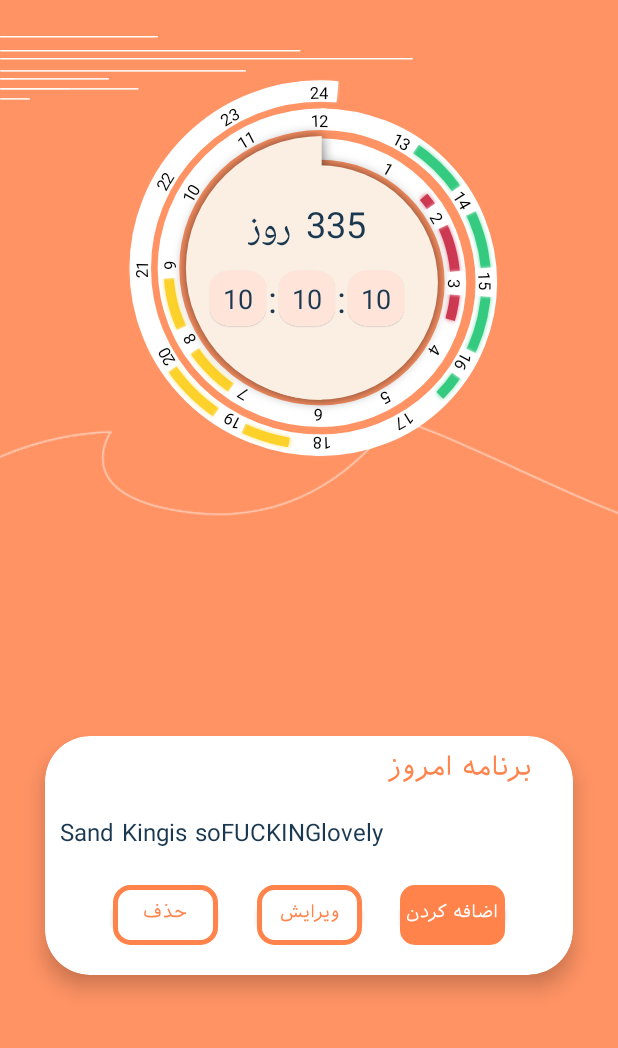
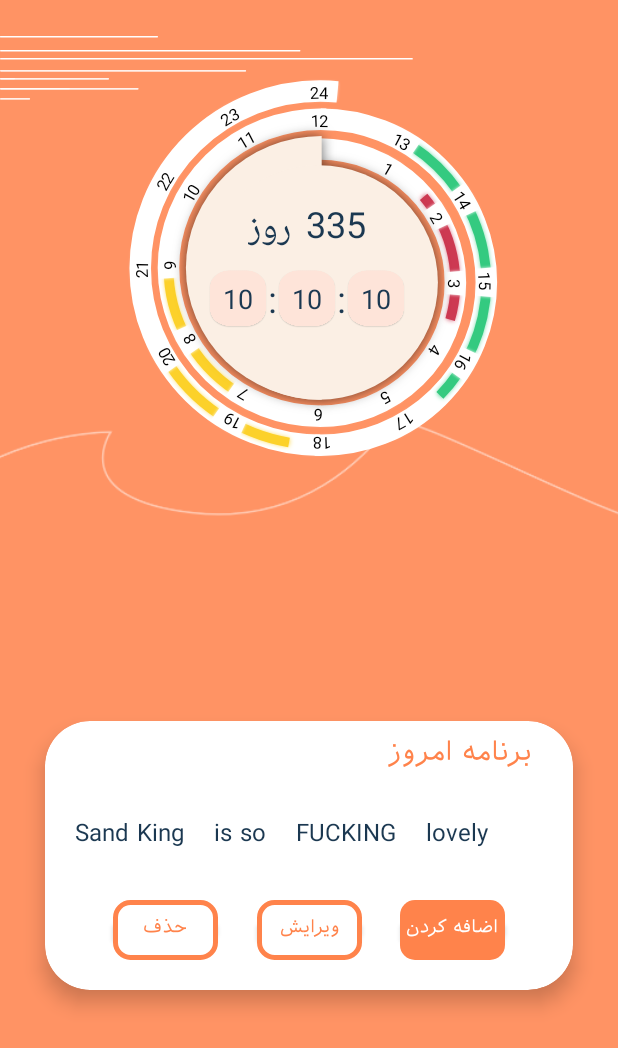
Before and after one commit to TarashGroup/TarashPlaningApp, an Android app: the screen it shows after launch (MainActivity), on a phone screen of 412 x 824 dp. Shown: the top 1048 px of the screen. Run offline under Robolectric (Android 15) with nearby library versions, the phone set to English and light mode, and no system bars; libraries missing offline, so code that uses them is left out: at.grabner.circleprogress, com.hanks.htextview; plain views replace EvaporateTextView; 29 statements that could not run were skipped.

Commit message:
add plan activity (not complete)

```diff
--- a/app/src/main/java/com/example/myclock/MainActivity.java
+++ b/app/src/main/java/com/example/myclock/MainActivity.java
@@ -5,8 +5,9 @@ import android.content.Intent;
 import android.graphics.Typeface;
 import android.os.Bundle;
 import android.os.Handler;
+import android.util.DisplayMetrics;
 import android.view.View;
-import android.view.WindowManager;
+import android.view.ViewGroup;
 import android.widget.Button;
 import android.widget.LinearLayout;
 import android.widget.Toast;
@@ -40,6 +41,7 @@ public class MainActivity extends AppCompatActivity {
         //who is this Kosnamak?
         //kos nagin :)
         //True KosNamak can never change ...
+
         Button btnAddPlan = findViewById(R.id.btn_add);
         btnAddPlan.setOnClickListener(new View.OnClickListener() {
             @Override
@@ -52,16 +54,23 @@ public class MainActivity extends AppCompatActivity {
 
     private void addProgressBars (Typeface typeface) {
         ProgressBuilder progressBuilder = new ProgressBuilder(this, temp);
+        LinearLayout.LayoutParams params = new LinearLayout.LayoutParams(ViewGroup.LayoutParams.WRAP_CONTENT,
+                ViewGroup.LayoutParams.WRAP_CONTENT);
+        params.setMargins(dp2px(10), dp2px(10), dp2px(10), dp2px(10));
+
         View view = progressBuilder.getView("Sand King", typeface, 2f, 2.30f, 0);
         View view1 = progressBuilder.getView("is so", typeface, 0.80f, 2.30f, 1);
         View view2 = progressBuilder.getView("FUCKING", typeface, 0.80f, 2.30f, 2);
         View view3 = progressBuilder.getView("lovely", typeface, 0.80f, 2.30f, 3);
 
         dailySchedule = findViewById(R.id.DailyScheduleContainer);
-        dailySchedule.addView(view);
-        dailySchedule.addView(view1);
-        dailySchedule.addView(view2);
-        dailySchedule.addView(view3);
+        dailySchedule.addView(view, params);
+        dailySchedule.addView(view1, params);
+        dailySchedule.addView(view2, params);
+        dailySchedule.addView(view3, params);
+        dailySchedule.addView(view3, params);
+        dailySchedule.addView(view3, params);
+        dailySchedule.addView(view3, params);
     }
 
     View.OnClickListener temp = new View.OnClickListener() {
@@ -128,6 +137,9 @@ public class MainActivity extends AppCompatActivity {
 
             }
         } );
+    }
 
+    private int dp2px(float dp){
+        return (int) (dp * ((float) this.getResources().getDisplayMetrics().densityDpi / DisplayMetrics.DENSITY_DEFAULT));
     }
 }
--- /dev/null
+++ b/app/src/main/res/drawable/line.xml
@@ -0,0 +1,6 @@
+<?xml version="1.0" encoding="utf-8"?>
+<shape xmlns:android="http://schemas.android.com/apk/res/android"
+    android:shape="line">
+    <stroke android:width="2dp" android:color="@color/Bar"/>
+
+</shape>
--- a/app/src/main/res/layout/activity_main.xml
+++ b/app/src/main/res/layout/activity_main.xml
@@ -152,7 +152,13 @@
             android:fontFamily="@font/iransans"
             />
 
+        <HorizontalScrollView
+            android:layout_width="wrap_content"
+            android:layout_height="wrap_content"
+            android:scrollbars="none"
+            android:overScrollMode="never"
 
+            >
             <LinearLayout
                 android:layout_width="match_parent"
                 android:layout_height="wrap_content"
@@ -160,10 +166,9 @@
                 android:orientation="horizontal"
                 android:layout_marginTop="10dp"
                 android:layout_marginStart="10dp"
-
-
                 >
             </LinearLayout>
+        </HorizontalScrollView>
         <androidx.constraintlayout.widget.ConstraintLayout
             android:layout_width="match_parent"
             android:layout_height="wrap_content"
--- a/app/src/main/res/values/strings.xml
+++ b/app/src/main/res/values/strings.xml
@@ -7,4 +7,9 @@
     <string name="todayPlan">برنامه امروز</string>
     <string name="chooseCourse">انتخاب درس</string>
     <string name="duration">مدت زمان</string>
+    <string name="addPlan">اضافه کردن برنامه</string>
+    <string name="percentage">درصد‌گیری</string>
+    <string name="alarm">آلارم</string>
+    <string name="daily">روزمره</string>
+    <string name="checkList">تعریف چک لیست</string>
 </resources>
```
Also changed, not shown: app/src/main/res/layout/activity_add_plan.xml (+90 -4 lines), app/src/main/res/drawable-v24/icon_plus.jpg (added). Lines whose indentation alone changed are shown as unchanged.
